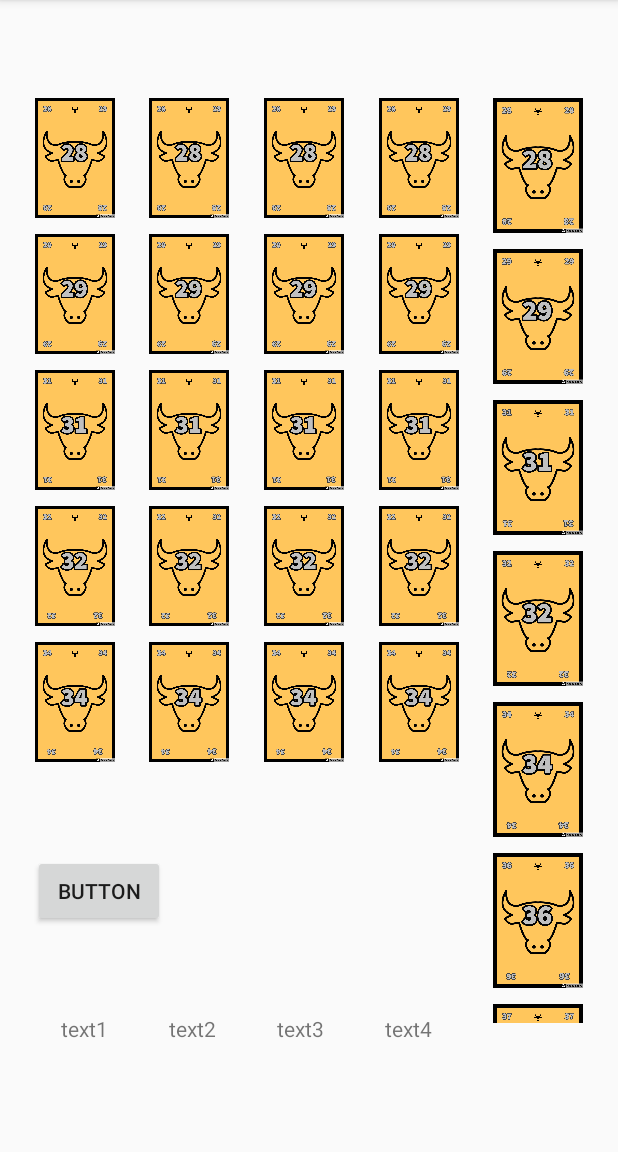
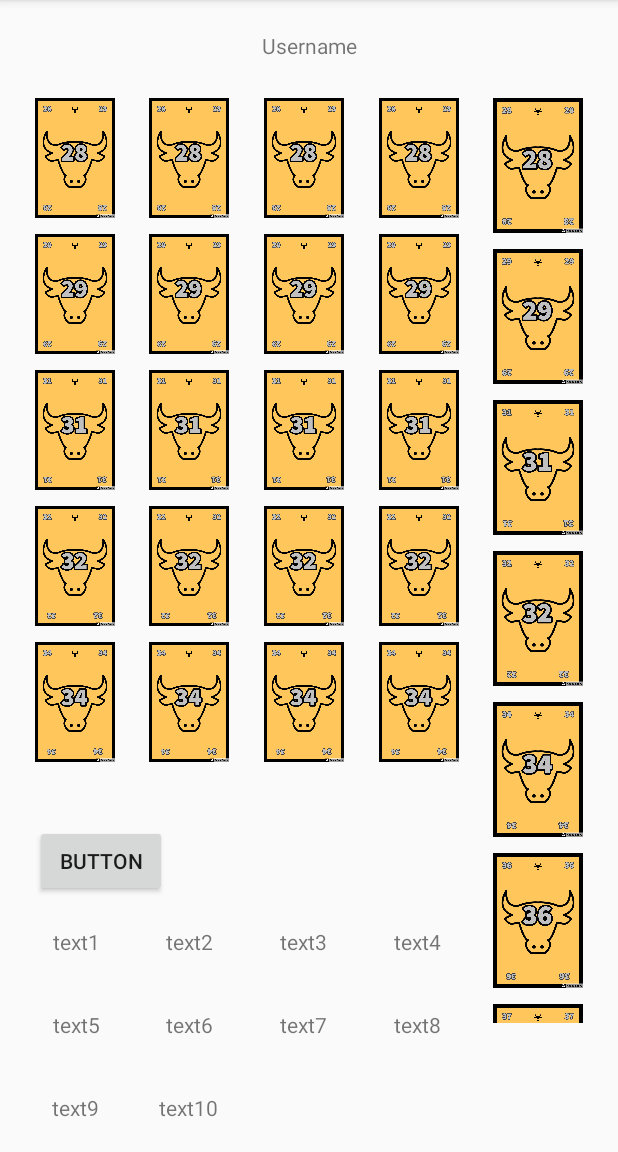
Before and after one commit to baharkhd/6-nimmt, an Android app: the screen it shows after launch (MainActivity), on a phone screen of 412 x 824 dp, the part 84-1236 px from its top. Run offline under Robolectric (Android 15) with nearby library versions, the light colour scheme and no system bars.

Commit message:
made the whole layout

```diff
--- a/app/src/main/res/layout/game_board.xml
+++ b/app/src/main/res/layout/game_board.xml
@@ -6,19 +6,6 @@
     android:layout_width="match_parent"
     android:layout_height="match_parent"
     tools:context=".MainActivity">
-
-    <TextView
-        android:id="@+id/textView2"
-        android:layout_width="wrap_content"
-        android:layout_height="wrap_content"
-        android:layout_marginTop="40dp"
-        android:text="TextView"
-        app:layout_constraintBottom_toBottomOf="parent"
-        app:layout_constraintEnd_toStartOf="@+id/textView3"
-        app:layout_constraintHorizontal_bias="0.5"
-        app:layout_constraintStart_toEndOf="@+id/textView1"
-        app:layout_constraintTop_toBottomOf="@+id/userButton"
-        app:layout_constraintVertical_bias="0.195" />
 
     <androidx.recyclerview.widget.RecyclerView
         android:id="@+id/recyclerView3"
@@ -84,49 +71,140 @@
         android:id="@+id/userButton"
         android:layout_width="wrap_content"
         android:layout_height="wrap_content"
-        android:layout_marginTop="60dp"
+        android:layout_marginTop="40dp"
         android:text="Button"
         app:layout_constraintEnd_toEndOf="parent"
-        app:layout_constraintHorizontal_bias="0.068"
+        app:layout_constraintHorizontal_bias="0.071"
         app:layout_constraintStart_toStartOf="parent"
         app:layout_constraintTop_toBottomOf="@+id/recyclerView1" />
 
     <TextView
+        android:id="@+id/textView2"
+        android:layout_width="50dp"
+        android:layout_height="wrap_content"
+        android:layout_marginTop="20dp"
+        android:text="@string/text2"
+        android:textAlignment="center"
+        app:layout_constraintEnd_toStartOf="@+id/textView3"
+        app:layout_constraintHorizontal_bias="0.5"
+        app:layout_constraintStart_toEndOf="@+id/textView1"
+        app:layout_constraintTop_toBottomOf="@+id/userButton" />
+
+    <TextView
+        android:id="@+id/textView4"
+        android:layout_width="50dp"
+        android:layout_height="wrap_content"
+        android:layout_marginTop="20dp"
+        android:text="@string/text4"
+        android:textAlignment="center"
+        app:layout_constraintEnd_toStartOf="@+id/recyclerView5"
+        app:layout_constraintStart_toEndOf="@+id/textView3"
+        app:layout_constraintTop_toBottomOf="@+id/userButton" />
+
+    <TextView
         android:id="@+id/textView1"
-        android:layout_width="wrap_content"
+        android:layout_width="50dp"
         android:layout_height="wrap_content"
-        android:layout_marginTop="40dp"
-        android:text="TextView"
-        app:layout_constraintBottom_toBottomOf="parent"
+        android:layout_marginTop="20dp"
+        android:text="@string/text1"
+        android:textAlignment="center"
         app:layout_constraintEnd_toStartOf="@+id/textView2"
         app:layout_constraintHorizontal_bias="0.5"
         app:layout_constraintStart_toStartOf="parent"
-        app:layout_constraintTop_toBottomOf="@+id/userButton"
-        app:layout_constraintVertical_bias="0.195" />
+        app:layout_constraintTop_toBottomOf="@+id/userButton" />
 
     <TextView
         android:id="@+id/textView3"
-        android:layout_width="wrap_content"
+        android:layout_width="50dp"
         android:layout_height="wrap_content"
-        android:layout_marginTop="40dp"
-        android:text="TextView"
-        app:layout_constraintBottom_toBottomOf="parent"
+        android:layout_marginTop="20dp"
+        android:text="@string/text3"
+        android:textAlignment="center"
         app:layout_constraintEnd_toStartOf="@+id/textView4"
         app:layout_constraintHorizontal_bias="0.5"
         app:layout_constraintStart_toEndOf="@+id/textView2"
-        app:layout_constraintTop_toBottomOf="@+id/userButton"
-        app:layout_constraintVertical_bias="0.195" />
+        app:layout_constraintTop_toBottomOf="@+id/userButton" />
 
     <TextView
-        android:id="@+id/textView4"
+        android:id="@+id/textView5"
+        android:layout_width="50dp"
+        android:layout_height="wrap_content"
+        android:text="@string/text5"
+        android:textAlignment="center"
+        app:layout_constraintBottom_toTopOf="@+id/textView9"
+        app:layout_constraintEnd_toStartOf="@+id/textView6"
+        app:layout_constraintHorizontal_bias="0.5"
+        app:layout_constraintStart_toStartOf="parent"
+        app:layout_constraintTop_toBottomOf="@+id/textView1" />
+
+    <TextView
+        android:id="@+id/textView7"
+        android:layout_width="50dp"
+        android:layout_height="wrap_content"
+        android:text="@string/text7"
+        android:textAlignment="center"
+        app:layout_constraintBottom_toTopOf="@+id/textView10"
+        app:layout_constraintEnd_toStartOf="@+id/textView8"
+        app:layout_constraintHorizontal_bias="0.5"
+        app:layout_constraintStart_toEndOf="@+id/textView6"
+        app:layout_constraintTop_toBottomOf="@+id/textView3" />
+
+    <TextView
+        android:id="@+id/textView8"
+        android:layout_width="50dp"
+        android:layout_height="wrap_content"
+        android:text="@string/text8"
+        android:textAlignment="center"
+        app:layout_constraintBottom_toTopOf="@+id/textView10"
+        app:layout_constraintEnd_toStartOf="@+id/recyclerView5"
+        app:layout_constraintHorizontal_bias="0.5"
+        app:layout_constraintStart_toEndOf="@+id/textView7"
+        app:layout_constraintTop_toBottomOf="@+id/textView4" />
+
+    <TextView
+        android:id="@+id/textView9"
+        android:layout_width="50dp"
+        android:layout_height="wrap_content"
+        android:layout_marginBottom="20dp"
+        android:text="@string/text9"
+        android:textAlignment="center"
+        app:layout_constraintBottom_toBottomOf="parent"
+        app:layout_constraintEnd_toStartOf="@+id/textView10"
+        app:layout_constraintHorizontal_bias="0.5"
+        app:layout_constraintStart_toStartOf="parent" />
+
+    <TextView
+        android:id="@+id/textView10"
+        android:layout_width="50dp"
+        android:layout_height="wrap_content"
+        android:layout_marginBottom="20dp"
+        android:text="@string/text10"
+        android:textAlignment="center"
+        app:layout_constraintBottom_toBottomOf="parent"
+        app:layout_constraintEnd_toStartOf="@+id/recyclerView3"
+        app:layout_constraintHorizontal_bias="0.5"
+        app:layout_constraintStart_toEndOf="@+id/textView9" />
+
+    <TextView
+        android:id="@+id/textView6"
+        android:layout_width="50dp"
+        android:layout_height="wrap_content"
+        android:text="@string/text6"
+        android:textAlignment="center"
+        app:layout_constraintBottom_toTopOf="@+id/textView10"
+        app:layout_constraintEnd_toStartOf="@+id/textView7"
+        app:layout_constraintHorizontal_bias="0.5"
+        app:layout_constraintStart_toEndOf="@+id/textView5"
+        app:layout_constraintTop_toBottomOf="@+id/textView2" />
+
+    <TextView
+        android:id="@+id/name"
         android:layout_width="wrap_content"
         android:layout_height="wrap_content"
-        android:layout_marginTop="40dp"
-        android:text="TextView"
-        app:layout_constraintBottom_toBottomOf="parent"
-        app:layout_constraintEnd_toStartOf="@+id/recyclerView5"
-        app:layout_constraintStart_toEndOf="@+id/textView3"
-        app:layout_constraintTop_toBottomOf="@+id/userButton"
-        app:layout_constraintVertical_bias="0.195" />
+        android:text="@string/userName"
+        app:layout_constraintBottom_toTopOf="@+id/recyclerView1"
+        app:layout_constraintEnd_toEndOf="parent"
+        app:layout_constraintStart_toStartOf="parent"
+        app:layout_constraintTop_toTopOf="parent" />
 
 </androidx.constraintlayout.widget.ConstraintLayout>
--- a/app/src/main/res/values/strings.xml
+++ b/app/src/main/res/values/strings.xml
@@ -4,4 +4,12 @@
     <string name="text2">text2</string>
     <string name="text3">text3</string>
     <string name="text4">text4</string>
+    <string name="text5">text5</string>
+    <string name="text6">text6</string>
+    <string name="text7">text7</string>
+    <string name="text8">text8</string>
+    <string name="text9">text9</string>
+    <string name="text10">text10</string>
+    <string name="userName">Username</string>
+
 </resources>
```
